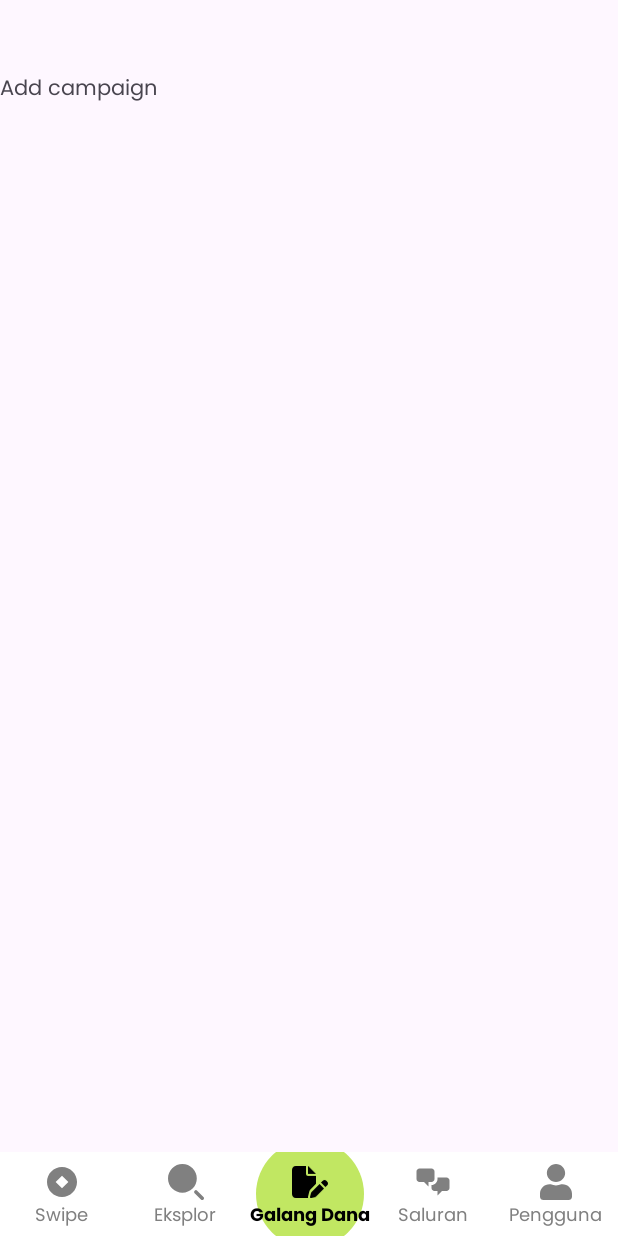
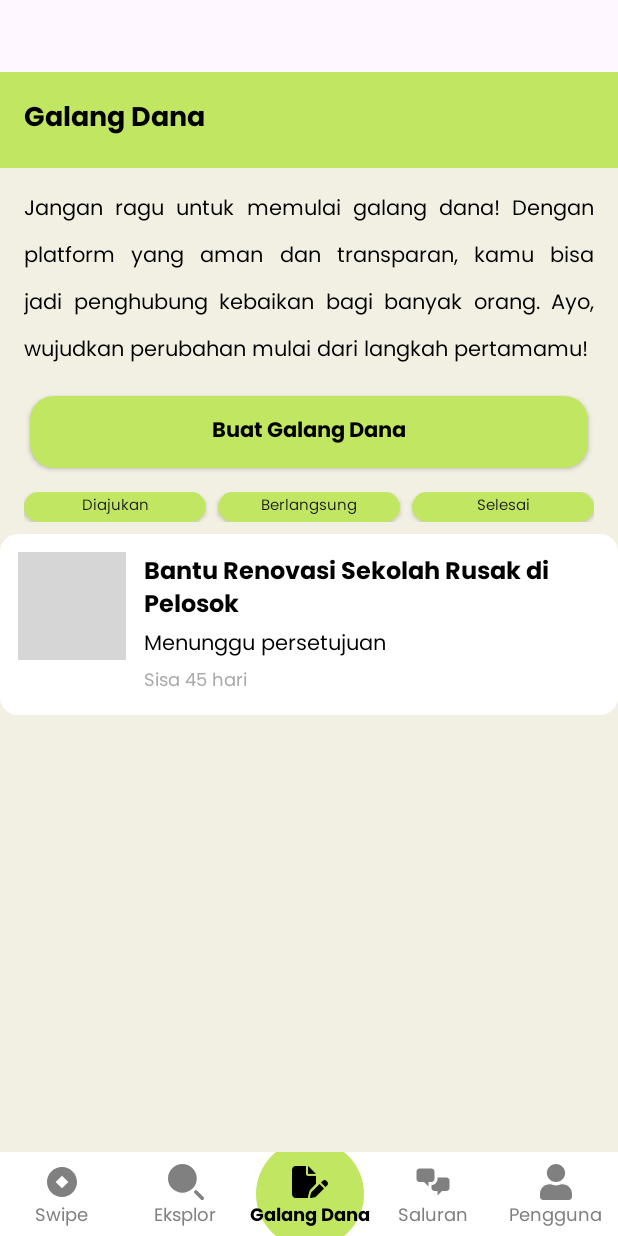
Before and after one commit to gresss27/Rahmat-UX, an Android app: the screen it shows after launch (MainActivity), item 3 of the bottom bar chosen, on a phone screen of 412 x 824 dp. Run offline under Robolectric (Android 15) with nearby library versions, the phone set to English and light mode, and no system bars; our stand-ins replace CircleImageView; grey boxes are pictures that could not be loaded.

Commit message:
Galang Dana (20% - Oxy)

```diff
--- a/app/src/main/java/com/example/rahmat_ux/AddCampaignFragment.java
+++ b/app/src/main/java/com/example/rahmat_ux/AddCampaignFragment.java
@@ -1,64 +1,78 @@
 package com.example.rahmat_ux;
-
+// this file name is AddCampaignFragment
 import android.os.Bundle;
-
-import androidx.fragment.app.Fragment;
-
 import android.view.LayoutInflater;
 import android.view.View;
 import android.view.ViewGroup;
+import android.widget.Button;
+import android.widget.TextView;
 
-/**
- * A simple {@link Fragment} subclass.
- * Use the {@link AddCampaignFragment#newInstance} factory method to
- * create an instance of this fragment.
- */
+import androidx.annotation.NonNull;
+import androidx.annotation.Nullable;
+import androidx.core.content.ContextCompat;
+import androidx.fragment.app.Fragment;
+import androidx.recyclerview.widget.LinearLayoutManager;
+import androidx.recyclerview.widget.RecyclerView;
+
+import com.example.rahmat_ux.adapter.CampaignStatusAdapter;
+import com.example.rahmat_ux.data.DummyDataRepository;
+import com.example.rahmat_ux.model.Campaign;
+import java.util.List;
+
 public class AddCampaignFragment extends Fragment {
 
-    // TODO: Rename parameter arguments, choose names that match
-    // the fragment initialization parameters, e.g. ARG_ITEM_NUMBER
-    private static final String ARG_PARAM1 = "param1";
-    private static final String ARG_PARAM2 = "param2";
+    private RecyclerView recyclerView;
+    private CampaignStatusAdapter adapter;
+    private Button btnSubmitted, btnOngoing, btnCompleted;
+    private List<Campaign> allCampaigns;
 
-    // TODO: Rename and change types of parameters
-    private String mParam1;
-    private String mParam2;
+    @Nullable
+    @Override
+    public View onCreateView(@NonNull LayoutInflater inflater, @Nullable ViewGroup container, @Nullable Bundle savedInstanceState) {
+        View view = inflater.inflate(R.layout.fragment_add_campaign, container, false);
 
-    public AddCampaignFragment() {
-        // Required empty public constructor
+        recyclerView = view.findViewById(R.id.recyclerCampaigns);
+        btnSubmitted = view.findViewById(R.id.btnSubmitted);
+        btnOngoing = view.findViewById(R.id.btnOngoing);
+        btnCompleted = view.findViewById(R.id.btnCompleted);
+
+        recyclerView.setLayoutManager(new LinearLayoutManager(getContext()));
+        allCampaigns = DummyDataRepository.getCampaignList();
+
+        btnSubmitted.setOnClickListener(v -> {
+            filterCampaigns("Diajukan");
+            setSelectedButton("Diajukan");
+        });
+
+        btnOngoing.setOnClickListener(v -> {
+            filterCampaigns("Berlangsung");
+            setSelectedButton("Berlangsung");
+        });
+
+        btnCompleted.setOnClickListener(v -> {
+            filterCampaigns("Selesai");
+            setSelectedButton("Selesai");
+        });
+        filterCampaigns("Diajukan");
+        return view;
     }
 
-    /**
-     * Use this factory method to create a new instance of
-     * this fragment using the provided parameters.
-     *
-     * @param param1 Parameter 1.
-     * @param param2 Parameter 2.
-     * @return A new instance of fragment AddCampaignFragment.
-     */
-    // TODO: Rename and change types and number of parameters
-    public static AddCampaignFragment newInstance(String param1, String param2) {
-        AddCampaignFragment fragment = new AddCampaignFragment();
-        Bundle args = new Bundle();
-        args.putString(ARG_PARAM1, param1);
-        args.putString(ARG_PARAM2, param2);
-        fragment.setArguments(args);
-        return fragment;
+    private void filterCampaigns(String status) {
+        List<Campaign> filtered = DummyDataRepository.getCampaignsByStatus(status);
+        adapter = new CampaignStatusAdapter(filtered);
+        recyclerView.setAdapter(adapter);
     }
 
-    @Override
-    public void onCreate(Bundle savedInstanceState) {
-        super.onCreate(savedInstanceState);
-        if (getArguments() != null) {
-            mParam1 = getArguments().getString(ARG_PARAM1);
-            mParam2 = getArguments().getString(ARG_PARAM2);
-        }
+    private void setSelectedButton(String selectedStatus) {
+        // Reset warna semua tombol
+        btnSubmitted.setBackgroundTintList(ContextCompat.getColorStateList(requireContext(),
+                selectedStatus.equals("Diajukan") ? R.color.green_primary : R.color.green_unselected));
+
+        btnOngoing.setBackgroundTintList(ContextCompat.getColorStateList(requireContext(),
+                selectedStatus.equals("Berlangsung") ? R.color.green_primary : R.color.green_unselected));
+
+        btnCompleted.setBackgroundTintList(ContextCompat.getColorStateList(requireContext(),
+                selectedStatus.equals("Selesai") ? R.color.green_primary : R.color.green_unselected));
     }
 
-    @Override
-    public View onCreateView(LayoutInflater inflater, ViewGroup container,
-                             Bundle savedInstanceState) {
-        // Inflate the layout for this fragment
-        return inflater.inflate(R.layout.fragment_add_campaign, container, false);
-    }
 }
--- /dev/null
+++ b/app/src/main/java/com/example/rahmat_ux/adapter/CampaignStatusAdapter.java
@@ -0,0 +1,72 @@
+package com.example.rahmat_ux.adapter;
+
+import android.view.LayoutInflater;
+import android.view.View;
+import android.view.ViewGroup;
+import android.widget.ImageView;
+import android.widget.ProgressBar;
+import android.widget.TextView;
+
+import androidx.annotation.NonNull;
+import androidx.recyclerview.widget.RecyclerView;
+
+import com.example.rahmat_ux.R;
+import com.example.rahmat_ux.model.Campaign;
+
+import java.util.List;
+
+public class CampaignStatusAdapter extends RecyclerView.Adapter<CampaignStatusAdapter.CampaignViewHolder> {
+
+    private final List<Campaign> campaigns;
+
+    public CampaignStatusAdapter(List<Campaign> campaigns) {
+        this.campaigns = campaigns;
+    }
+
+    @NonNull
+    @Override
+    public CampaignViewHolder onCreateViewHolder(@NonNull ViewGroup parent, int viewType) {
+        View view = LayoutInflater.from(parent.getContext()).inflate(R.layout.campaign_item, parent, false);
+        return new CampaignViewHolder(view);
+    }
+
+    @Override
+    public void onBindViewHolder(@NonNull CampaignViewHolder holder, int position) {
+        Campaign campaign = campaigns.get(position);
+        holder.title.setText(campaign.getTitle());
+
+        if (campaign.getStatus().equals("Diajukan")) {
+            holder.status.setText("Menunggu persetujuan");
+            holder.progressBar.setVisibility(View.GONE);
+            holder.remainingDays.setText("Sisa " + campaign.getRemainingDays() + " hari");
+        } else {
+            holder.progressBar.setVisibility(View.VISIBLE);
+            int progress = (int) ((campaign.getAmountCollected() * 100.0) / campaign.getTargetAmount());
+            holder.status.setText(String.format("Terkumpul: Rp%,d / Rp%,d", campaign.getAmountCollected(), campaign.getTargetAmount()));
+            holder.progressBar.setProgress(progress);
+            holder.remainingDays.setText(campaign.getStatus().equals("Selesai") ? "Selesai" : "Sisa " + campaign.getRemainingDays() + " hari");
+        }
+
+        holder.thumbnail.setImageResource(campaign.getMainImageResId());
+    }
+
+    @Override
+    public int getItemCount() {
+        return campaigns.size();
+    }
+
+    static class CampaignViewHolder extends RecyclerView.ViewHolder {
+        ImageView thumbnail;
+        TextView title, status, remainingDays;
+        ProgressBar progressBar;
+
+        CampaignViewHolder(@NonNull View itemView) {
+            super(itemView);
+            thumbnail = itemView.findViewById(R.id.imgCampaignThumbnail);
+            title = itemView.findViewById(R.id.tvCampaignTitle);
+            status = itemView.findViewById(R.id.tvCampaignStatus);
+            remainingDays = itemView.findViewById(R.id.tvRemainingDays);
+            progressBar = itemView.findViewById(R.id.progressBar);
+        }
+    }
+}
--- a/app/src/main/java/com/example/rahmat_ux/data/DummyDataRepository.java
+++ b/app/src/main/java/com/example/rahmat_ux/data/DummyDataRepository.java
@@ -11,7 +11,6 @@ public class DummyDataRepository {
     public static List<Campaign> getCampaignList() {
         List<Campaign> campaignList = new ArrayList<>();
 
-        // Data 1: Anak Difabel
         campaignList.add(new Campaign(
                 "URGENT! Puluhan Anak-anak Difabel Butuh Bantuanmu",
                 R.drawable.campaign_difabel,
@@ -19,10 +18,10 @@ public class DummyDataRepository {
                 13440231L, 300000000L,
                 30, 50, 20,
                 "Bantu penuhi kebutuhan akses pendidikan yang layak untuk anak-anak difabel.",
-                "Yayasan Harapan Bangsa", "Lembaga Sosial", R.drawable.logo_organizer
+                "Yayasan Harapan Bangsa", "Lembaga Sosial", R.drawable.logo_organizer,
+                "Berlangsung", 76
         ));
 
-        // Data 2: Sedekah Subuh (Beras)
         campaignList.add(new Campaign(
                 "Akses Nutrisi Masih Terbatas, Donasi Beras Sekarang!",
                 R.drawable.campaign_beras,
@@ -30,10 +29,10 @@ public class DummyDataRepository {
                 3500000L, 25000000L,
                 90, 10, 5,
                 "Bantu pulihkan masa depan mereka dengan memenuhi kebutuhan pangan pokok.",
-                "Sedekah Subuh", "Komunitas Relawan", R.drawable.logo_organizer
+                "Sedekah Subuh", "Komunitas Relawan", R.drawable.logo_organizer,
+                "Berlangsung", 76
         ));
 
-        // Data 3: Stunting
         campaignList.add(new Campaign(
                 "Akses Nutrisi yang Masih Terbatas bagi Anak dengan Risiko Stunting",
                 R.drawable.campaign_stunting,
@@ -41,10 +40,10 @@ public class DummyDataRepository {
                 10140251L, 250000000L,
                 85, 40, 60,
                 "ARURAT Stunting & Gizi Buruk Kronis. Cegah stunting dengan memberikan gizi terbaik.",
-                "Anak Sehat Indonesia", "Organisasi Kesehatan", R.drawable.logo_organizer
+                "Anak Sehat Indonesia", "Organisasi Kesehatan", R.drawable.logo_organizer,
+                "Berlangsung", 76
         ));
 
-        // Data 4: Yatim Piatu Disabilitas (Buku)
         campaignList.add(new Campaign(
                 "Yatim Difabel Butuh Dukungan! Donasi Buku, Hadirkan Harapan Lewat Pendidikan",
                 R.drawable.campaign_yatim,
@@ -52,10 +51,10 @@ public class DummyDataRepository {
                 5250000L, 50000000L,
                 10, 95, 15,
                 "Tanpa keluarga, mereka butuh uluran tangan kita. Buku adalah jendela dunia, mari buka jendela itu untuk mereka.",
-                "Pustaka Harapan", "Gerakan Literasi", R.drawable.logo_organizer
+                "Pustaka Harapan", "Gerakan Literasi", R.drawable.logo_organizer,
+                "Berlangsung", 76
         ));
 
-        // Data 5: Gempa Bengkulu
         campaignList.add(new Campaign(
                 "Ayo Bantu Bengkulu Pulih dari Gempa",
                 R.drawable.campaign_gempa,
@@ -63,9 +62,45 @@ public class DummyDataRepository {
                 203324000L, 250000000L,
                 75, 75, 75,
                 "Bantu pembangunan kembali rumah warga yang hancur akibat gempa.",
-                "Bantuanmu Team", "Tim Tanggap Bencana", R.drawable.logo_organizer
+                "Bantuanmu Team", "Tim Tanggap Bencana", R.drawable.logo_organizer,
+                "Berlangsung", 23
         ));
+
+        campaignList.add(new Campaign(
+                "Bantu Renovasi Sekolah Rusak di Pelosok",
+                R.drawable.campaign_gempa,
+                "18 Juli 2025", "Sisa 45 hari",
+                0L, 100000000L,
+                0, 0, 0,
+                "Sekolah di pedalaman masih kekurangan fasilitas belajar. Yuk bantu wujudkan ruang belajar yang layak.",
+                "Aksi Cerdas Nusantara", "Komunitas Pendidikan", R.drawable.logo_organizer,
+                "Diajukan", 45
+        ));
+
+        campaignList.add(new Campaign(
+                "Donasi Air Bersih untuk Warga Kekeringan",
+                R.drawable.campaign_gempa,
+                "01 Mei 2025", "Selesai",
+                125000000L, 125000000L,
+                100, 100, 100,
+                "Kekeringan melanda desa kami. Terima kasih atas bantuannya yang telah mengalirkan air kehidupan.",
+                "Gerakan Air Untuk Semua", "Organisasi Sosial", R.drawable.logo_organizer,
+                "Selesai", 0
+        ));
+
+
 
         return campaignList;
     }
+
+    public static List<Campaign> getCampaignsByStatus(String status) {
+        List<Campaign> all = getCampaignList();
+        List<Campaign> filtered = new ArrayList<>();
+        for (Campaign c : all) {
+            if (c.getStatus().equalsIgnoreCase(status)) {
+                filtered.add(c);
+            }
+        }
+        return filtered;
+    }
 }
--- a/app/src/main/java/com/example/rahmat_ux/model/Campaign.java
+++ b/app/src/main/java/com/example/rahmat_ux/model/Campaign.java
@@ -23,10 +23,15 @@ public class Campaign {
     private final String organizerOccupation;
     private final int organizerImageResId;
 
+    // Tambahkan ini di bagian atas atribut
+    private final String status; // Diajukan, Berlangsung, Selesai
+    private final int remainingDays;
+
+
     public Campaign(String title, int mainImageResId, String dateStarted, String timeRemaining,
                     long amountCollected, long targetAmount,
                     int foodProgress, int clothingProgress, int medicineProgress,
-                    String description, String organizerName, String organizerOccupation, int organizerImageResId) {
+                    String description, String organizerName, String organizerOccupation, int organizerImageResId, String status, int remainingDays) {
         this.title = title;
         this.mainImageResId = mainImageResId;
         this.dateStarted = dateStarted;
@@ -40,6 +45,8 @@ public class Campaign {
         this.organizerName = organizerName;
         this.organizerOccupation = organizerOccupation;
         this.organizerImageResId = organizerImageResId;
+        this.status = status;
+        this.remainingDays = remainingDays;
     }
 
     // --- Getter Methods ---
@@ -61,4 +68,12 @@ public class Campaign {
     }
 
     public int getOrganizerImageResId() { return organizerImageResId; }
+
+    public int getRemainingDays() {
+        return remainingDays;
+    }
+
+    public String getStatus() {
+        return status;
+    }
 }
--- /dev/null
+++ b/app/src/main/res/drawable/progress_green.xml
@@ -0,0 +1,20 @@
+<?xml version="1.0" encoding="utf-8"?>
+<layer-list xmlns:android="http://schemas.android.com/apk/res/android">
+    <!-- Background of the progress bar -->
+    <item android:id="@android:id/background">
+        <shape>
+            <corners android:radius="6dp" />
+            <solid android:color="#E0E0E0" /> <!-- light gray -->
+        </shape>
+    </item>
+
+    <!-- Progress of the progress bar -->
+    <item android:id="@android:id/progress">
+        <clip>
+            <shape>
+                <corners android:radius="6dp" />
+                <solid android:color="@color/green_primary" />
+            </shape>
+        </clip>
+    </item>
+</layer-list>
--- /dev/null
+++ b/app/src/main/res/drawable/rounded_card_bg.xml
@@ -0,0 +1,10 @@
+<?xml version="1.0" encoding="utf-8"?>
+<shape xmlns:android="http://schemas.android.com/apk/res/android">
+    <solid android:color="@android:color/white" />
+    <corners android:radius="12dp" />
+    <padding
+        android:left="8dp"
+        android:top="8dp"
+        android:right="8dp"
+        android:bottom="8dp" />
+</shape>
--- /dev/null
+++ b/app/src/main/res/drawable/rounded_green_button.xml
@@ -0,0 +1,10 @@
+<?xml version="1.0" encoding="utf-8"?>
+<ripple xmlns:android="http://schemas.android.com/apk/res/android"
+    android:color="@android:color/white">
+    <item>
+        <shape android:shape="rectangle">
+            <solid android:color="@color/green_primary"/>
+            <corners android:radius="16dp"/>
+        </shape>
+    </item>
+</ripple>
--- /dev/null
+++ b/app/src/main/res/layout/campaign_item.xml
@@ -0,0 +1,59 @@
+<?xml version="1.0" encoding="utf-8"?>
+<LinearLayout xmlns:android="http://schemas.android.com/apk/res/android"
+android:orientation="horizontal"
+android:layout_width="match_parent"
+android:layout_height="wrap_content"
+android:padding="12dp"
+android:background="@drawable/rounded_card_bg"
+android:layout_marginBottom="8dp">
+
+<ImageView
+    android:id="@+id/imgCampaignThumbnail"
+    android:layout_width="72dp"
+    android:layout_height="72dp"
+    android:scaleType="centerCrop"
+    android:src="@drawable/sample_thumbnail"/>
+
+<LinearLayout
+    android:orientation="vertical"
+    android:layout_marginStart="12dp"
+    android:layout_width="0dp"
+    android:layout_height="wrap_content"
+    android:layout_weight="1">
+
+    <TextView
+        android:id="@+id/tvCampaignTitle"
+        android:text="Judul Kampanye"
+        android:textStyle="bold"
+        android:textSize="16sp"
+        android:textColor="@android:color/black"
+        android:layout_height="wrap_content"
+        android:layout_width="match_parent"/>
+
+    <TextView
+        android:id="@+id/tvCampaignStatus"
+        android:text="Terkumpul: Rp1.000.000 / Rp2.000.000"
+        android:textSize="14sp"
+        android:textColor="@android:color/black"
+        android:layout_height="wrap_content"
+        android:layout_width="match_parent"/>
+
+    <ProgressBar
+        android:id="@+id/progressBar"
+        style="@android:style/Widget.ProgressBar.Horizontal"
+        android:layout_width="match_parent"
+        android:layout_height="6dp"
+        android:progress="50"
+        android:layout_marginTop="4dp"
+        android:progressDrawable="@drawable/progress_green"/>
+
+    <TextView
+        android:id="@+id/tvRemainingDays"
+        android:text="Sisa 7 hari"
+        android:textSize="12sp"
+        android:textColor="@android:color/darker_gray"
+        android:layout_marginTop="2dp"
+        android:layout_height="wrap_content"
+        android:layout_width="match_parent"/>
+</LinearLayout>
+</LinearLayout>
--- a/app/src/main/res/layout/fragment_add_campaign.xml
+++ b/app/src/main/res/layout/fragment_add_campaign.xml
@@ -1,14 +1,119 @@
 <?xml version="1.0" encoding="utf-8"?>
-<FrameLayout xmlns:android="http://schemas.android.com/apk/res/android"
-    xmlns:tools="http://schemas.android.com/tools"
+<LinearLayout
+    xmlns:android="http://schemas.android.com/apk/res/android"
+    android:orientation="vertical"
     android:layout_width="match_parent"
     android:layout_height="match_parent"
-    tools:context=".AddCampaignFragment">
+    android:background="@color/background">
 
-    <!-- TODO: Update blank fragment layout -->
-    <TextView
+    <!-- ✅ Top Bar: Tetap -->
+    <LinearLayout
         android:layout_width="match_parent"
-        android:layout_height="match_parent"
-        android:text="Add campaign" />
+        android:layout_height="64dp"
+        android:background="@color/green_primary"
+        android:gravity="center_vertical">
 
-</FrameLayout>
+        <TextView
+            android:text="Galang Dana"
+            android:textColor="@android:color/black"
+            android:textSize="18sp"
+            android:textStyle="bold"
+            android:layout_margin="16dp"
+            android:layout_width="wrap_content"
+            android:layout_height="wrap_content"/>
+    </LinearLayout>
+
+    <!-- ✅ Semua konten scrollable -->
+    <androidx.core.widget.NestedScrollView
+        android:layout_width="match_parent"
+        android:layout_height="0dp"
+        android:layout_weight="1"
+        android:fillViewport="true">
+
+        <LinearLayout
+            android:orientation="vertical"
+            android:layout_width="match_parent"
+            android:layout_height="wrap_content">
+
+            <!-- Deskripsi -->
+            <TextView
+                android:id="@+id/tvGalangDanaDesc"
+                android:layout_width="match_parent"
+                android:layout_height="wrap_content"
+                android:layout_margin="16dp"
+                android:text="Jangan ragu untuk memulai galang dana! Dengan platform yang aman dan transparan, kamu bisa jadi penghubung kebaikan bagi banyak orang. Ayo, wujudkan perubahan mulai dari langkah pertamamu!"
+                android:textColor="@android:color/black"
+                android:textSize="14sp"
+                android:lineSpacingExtra="12dp"
+                android:justificationMode="inter_word" />
+
+            <!-- Tombol -->
+            <androidx.appcompat.widget.AppCompatButton
+                android:id="@+id/btnCreateCampaign"
+                android:layout_width="match_parent"
+                android:layout_height="wrap_content"
+                android:text="Buat Galang Dana"
+                android:backgroundTint="@color/green_primary"
+                android:textColor="@android:color/black"
+                android:textFontWeight="700"
+                android:textAllCaps="false"
+                android:layout_marginTop="2dp"
+                android:layout_marginBottom="16dp"
+                android:layout_marginHorizontal="20dp"
+                android:background="@drawable/rounded_green_button"/>
+
+            <!-- Tab Filter -->
+            <LinearLayout
+                android:layout_width="match_parent"
+                android:layout_height="wrap_content"
+                android:orientation="horizontal"
+                android:gravity="center"
+                android:layout_marginHorizontal="16dp"
+                android:layout_marginBottom="8dp">
+
+                <androidx.appcompat.widget.AppCompatButton
+                    android:id="@+id/btnSubmitted"
+                    android:layout_weight="1"
+                    android:layout_width="0dp"
+                    android:layout_height="20dp"
+                    android:padding="0dp"
+                    android:background="@drawable/rounded_green_button"
+                    android:textAllCaps="false"
+                    android:textSize="10sp"
+                    android:text="Diajukan"
+                    android:backgroundTint="@color/green_primary"/>
+
+                <androidx.appcompat.widget.AppCompatButton
+                    android:id="@+id/btnOngoing"
+                    android:layout_weight="1"
+                    android:layout_width="0dp"
+                    android:layout_height="20dp"
+                    android:textSize="10sp"
+                    android:textAllCaps="false"
+                    android:background="@drawable/rounded_green_button"
+                    android:layout_marginHorizontal="8dp"
+                    android:text="Berlangsung"
+                    android:backgroundTint="@color/green_primary"/>
+
+                <androidx.appcompat.widget.AppCompatButton
+                    android:id="@+id/btnCompleted"
+                    android:layout_weight="1"
+                    android:layout_width="0dp"
+                    android:layout_height="20dp"
+                    android:textSize="10sp"
+                    android:background="@drawable/rounded_green_button"
+                    android:textAllCaps="false"
+                    android:text="Selesai"
+                    android:backgroundTint="@color/green_primary"/>
+            </LinearLayout>
+
+            <!-- RecyclerView -->
+            <androidx.recyclerview.widget.RecyclerView
+                android:id="@+id/recyclerCampaigns"
+                android:layout_width="match_parent"
+                android:layout_height="wrap_content"
+                android:nestedScrollingEnabled="false"
+                android:paddingBottom="80dp"/>
+        </LinearLayout>
+    </androidx.core.widget.NestedScrollView>
+</LinearLayout>
--- a/app/src/main/res/values/colors.xml
+++ b/app/src/main/res/values/colors.xml
@@ -6,4 +6,5 @@
     <color name="green_primary">#C1E762</color>
     <color name="red_primary">#FF6F6A</color>
     <color name="blue_primary">#81D7FF</color>
+    <color name="green_unselected">#D2EA94</color>
 </resources>
```
